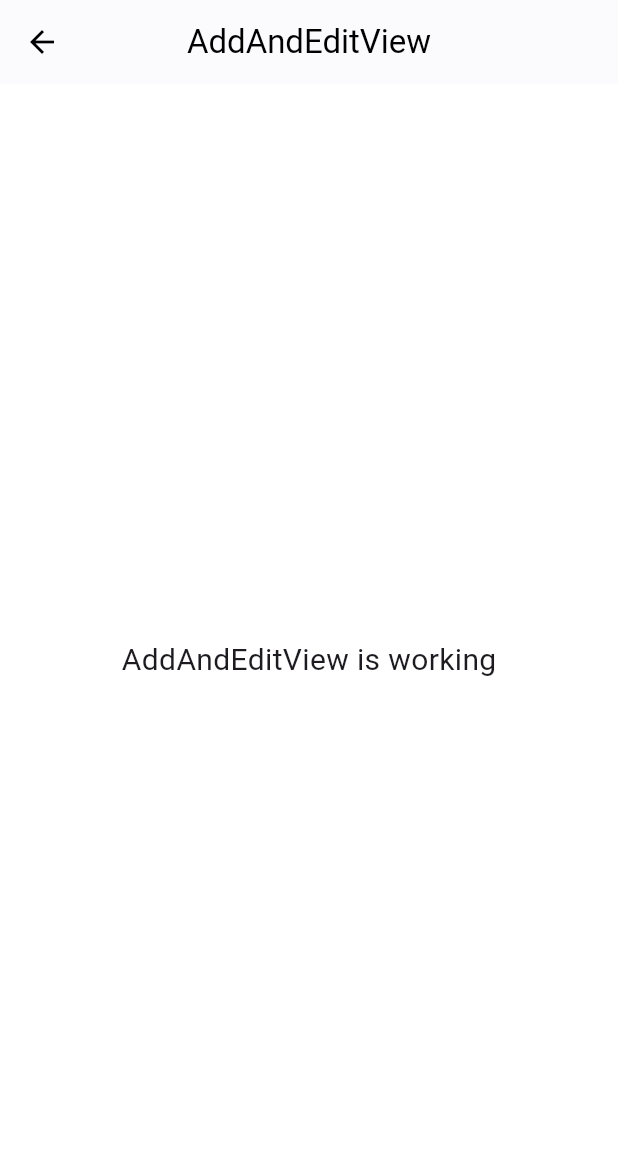
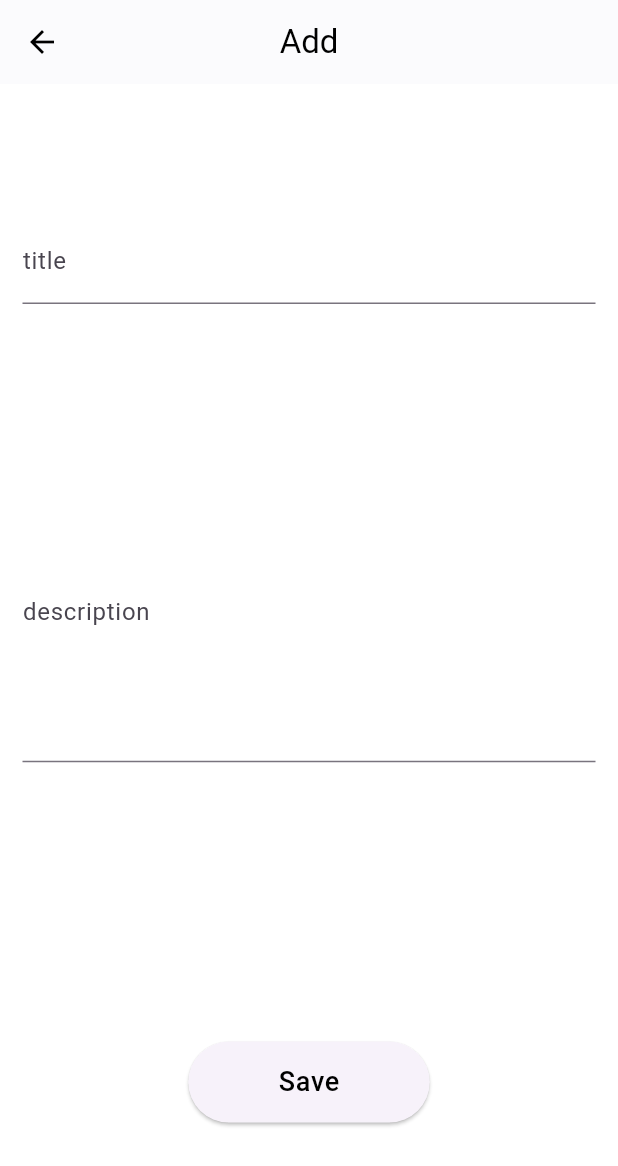
Before and after one commit to RezaHeidary/todo, a Flutter app: the AddAndEditView screen opened by its route, on a phone screen of 412 x 824 dp. Shown: the top 1166 px of the screen. Run offline on Flutter 3.47's test engine with Material 3 defaults, Android fonts, the phone set to English and light mode, and no system bars; our stand-ins replace get.

Commit message:
add edit and add ui

```diff
--- a/lib/app/core/theme.dart
+++ b/lib/app/core/theme.dart
@@ -8,6 +8,11 @@ class Themes {
       foregroundColor: Colors.black,
       elevation: .5,
     ),
+    textTheme: const TextTheme(
+      bodyMedium: TextStyle(color: Colors.black),
+      bodySmall: TextStyle(color: Colors.black54),
+      labelMedium:  TextStyle(color: Colors.black,fontSize: 18),
+    ),
     primarySwatch: Colors.blue);
 
 
--- a/lib/app/modules/add_and_edit/views/add_and_edit_view.dart
+++ b/lib/app/modules/add_and_edit/views/add_and_edit_view.dart
@@ -8,15 +8,47 @@ class AddAndEditView extends GetView<AddAndEditController> {
   const AddAndEditView({super.key});
   @override
   Widget build(BuildContext context) {
+    final theme=Get.theme;
     return Scaffold(
       appBar: AppBar(
-        title: const Text('AddAndEditView'),
+        title:  Text(controller.title),
         centerTitle: true,
       ),
-      body: const Center(
-        child: Text(
-          'AddAndEditView is working',
-          style: TextStyle(fontSize: 20),
+      body:  Center(
+        child: Column(
+          mainAxisAlignment: MainAxisAlignment.spaceEvenly,
+          children: <Widget>[
+           Padding(
+             padding: const EdgeInsets.all(15),
+             child: TextField(
+                decoration: InputDecoration(
+                  labelText: 'title'
+
+                ),
+              ),
+           ),    Padding(
+             padding: const EdgeInsets.all(15),
+             child: TextField(
+              maxLines: 7,
+                decoration: InputDecoration(
+                  labelText: 'description',
+
+                ),
+              ),
+           ),
+            SizedBox(height: 20),
+            ElevatedButton(
+              style: ElevatedButton.styleFrom(
+                padding: const EdgeInsets.symmetric(horizontal: 60, vertical: 15),
+
+              ),
+              onPressed: () {
+                // Handle save action
+                Get.back();
+              },
+              child: Text('Save',style: theme.textTheme.labelMedium,),
+            ),
+          ],
         ),
       ),
     );
--- a/lib/app/modules/home/views/home_view.dart
+++ b/lib/app/modules/home/views/home_view.dart
@@ -1,4 +1,5 @@
 import 'package:flutter/material.dart';
+import 'package:flutter_application_1/app/routes/app_pages.dart';
 
 import 'package:get/get.dart';
 
@@ -13,10 +14,17 @@ class HomeView extends GetView<HomeController> {
       body: ListView.builder(
         itemCount: 10,
         itemBuilder: (context, index) => Padding(
-          padding:  EdgeInsets.only(right: 10.0,left: 10.0,top: 10, bottom: index==9?60:5),
+          padding: EdgeInsets.only(
+            right: 10.0,
+            left: 10.0,
+            top: 10,
+            bottom: index == 9 ? 60 : 5,
+          ),
           child: Card(
-
             child: ListTile(
+              onTap: () {
+                Get.toNamed(Routes.ADD_AND_EDIT,arguments: 'Edit');
+              },
               title: Text('Todo Item $index'),
               subtitle: const Text('This is a todo item description.'),
               trailing: IconButton(
@@ -32,6 +40,7 @@ class HomeView extends GetView<HomeController> {
       floatingActionButton: FloatingActionButton(
         onPressed: () {
           // Handle add action
+          Get.toNamed(Routes.ADD_AND_EDIT,arguments: 'Add');
         },
         child: const Icon(Icons.add),
       ),
--- a/lib/main.dart
+++ b/lib/main.dart
@@ -1,4 +1,5 @@
 import 'package:flutter/material.dart';
+
 import 'package:flutter_application_1/app/core/theme.dart';
 
 import 'package:get/get.dart';
```
Also changed, not shown: lib/app/modules/add_and_edit/controllers/add_and_edit_controller.dart (+1 -19 lines).
